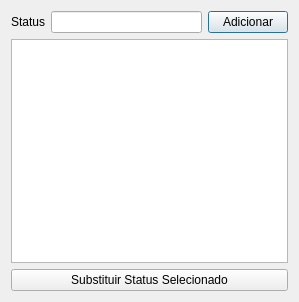
The window that cadastrostatus.ui (brunosr1985/TCC_NayBru) describes before a commit, drawn with Qt 5.
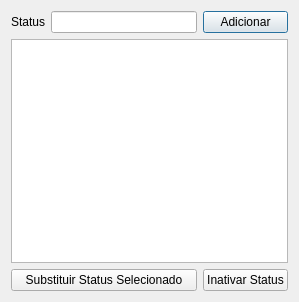
The same window after the commit.

Commit message:
Opção de inativar alguns registros
Opção sugerida pela banca foi acrescentada no código e o diagrama de classes atualizado

```diff
--- a/cadastrostatus.ui
+++ b/cadastrostatus.ui
@@ -53,13 +53,20 @@
      </property>
     </widget>
    </item>
-   <item row="2" column="0" colspan="3">
+   <item row="2" column="0" colspan="2">
     <widget class="QPushButton" name="botaoEditar">
      <property name="text">
       <string>Substituir Status Selecionado</string>
      </property>
     </widget>
    </item>
+   <item row="2" column="2">
+    <widget class="QPushButton" name="botaoInativo">
+     <property name="text">
+      <string>Inativar Status</string>
+     </property>
+    </widget>
+   </item>
   </layout>
  </widget>
  <resources/>
```
The commit also changes 56 other files.
